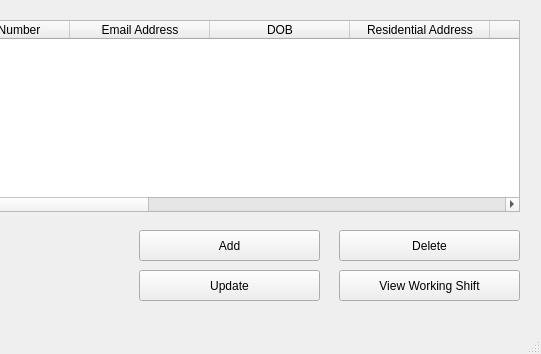
TahaZahid05/Restaurant-Managment-System, file ui_files/staffManagment.ui: the form before one commit; both pictures show x 501 to 1042 and y 0 to 354 of the 1042 by 354 pixel window.
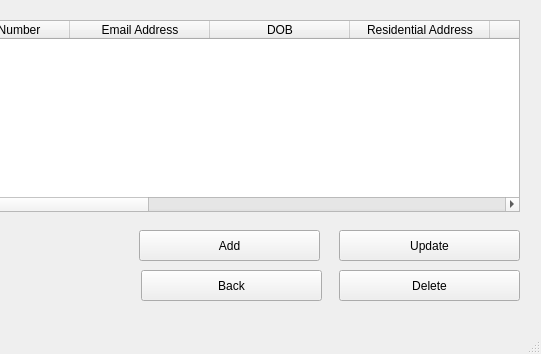
The form after the commit.

Diff of the .ui file:
```diff
--- a/ui_files/staffManagment.ui
+++ b/ui_files/staffManagment.ui
@@ -86,7 +86,7 @@
     <property name="geometry">
      <rect>
       <x>840</x>
-      <y>230</y>
+      <y>270</y>
       <width>181</width>
       <height>31</height>
      </rect>
@@ -112,20 +112,7 @@
     <property name="geometry">
      <rect>
       <x>840</x>
-      <y>270</y>
-      <width>181</width>
-      <height>31</height>
-     </rect>
-    </property>
-    <property name="text">
-     <string>View Working Shift</string>
-    </property>
-   </widget>
-   <widget class="QPushButton" name="pushButton_4">
-    <property name="geometry">
-     <rect>
-      <x>640</x>
-      <y>270</y>
+      <y>230</y>
       <width>181</width>
       <height>31</height>
      </rect>
@@ -134,6 +121,19 @@
      <string>Update</string>
     </property>
    </widget>
+   <widget class="QPushButton" name="backButton">
+    <property name="geometry">
+     <rect>
+      <x>642</x>
+      <y>270</y>
+      <width>181</width>
+      <height>31</height>
+     </rect>
+    </property>
+    <property name="text">
+     <string>Back</string>
+    </property>
+   </widget>
   </widget>
   <widget class="QMenuBar" name="menubar">
    <property name="geometry">
```
Left out of the diff: 6 changed lines with no effect on the pictures.
